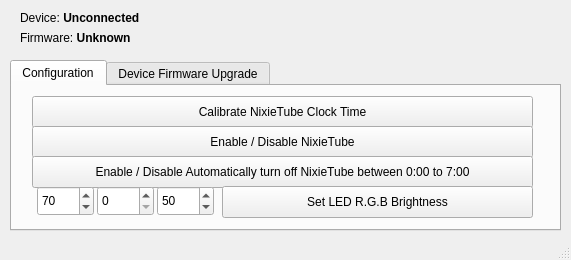
First picture: the form in IN-14/User_Application/App/nixietube.ui, repository MartianZ/Project-Clock, before the edit.
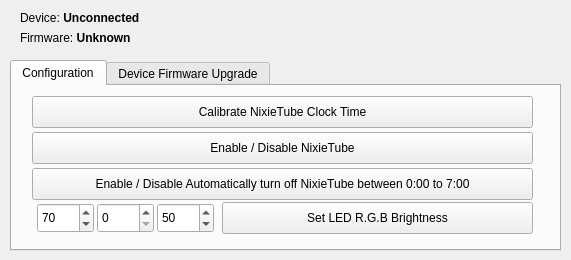
Second picture: the form after the edit. The open tabs and pages were chosen to show the change.

Commit message: adjust the form for Windows 8 HiDPI

The edit to the form file:
```diff
--- a/IN-14/User_Application/App/nixietube.ui
+++ b/IN-14/User_Application/App/nixietube.ui
@@ -13,6 +13,11 @@
     <height>260</height>
    </rect>
   </property>
+  <property name="font">
+   <font>
+    <family>Arial</family>
+   </font>
+  </property>
   <property name="windowTitle">
    <string>NixieTube</string>
   </property>
@@ -26,9 +31,14 @@
       <x>10</x>
       <y>60</y>
       <width>551</width>
-      <height>171</height>
+      <height>191</height>
      </rect>
     </property>
+    <property name="font">
+     <font>
+      <family>Arial</family>
+     </font>
+    </property>
     <property name="layoutDirection">
      <enum>Qt::LeftToRight</enum>
     </property>
@@ -48,6 +58,11 @@
         <height>32</height>
        </rect>
       </property>
+      <property name="font">
+       <font>
+        <family>Arial</family>
+       </font>
+      </property>
       <property name="text">
        <string>Calibrate NixieTube Clock Time</string>
       </property>
@@ -56,11 +71,16 @@
       <property name="geometry">
        <rect>
         <x>20</x>
-        <y>40</y>
+        <y>46</y>
         <width>501</width>
         <height>32</height>
        </rect>
       </property>
+      <property name="font">
+       <font>
+        <family>Arial</family>
+       </font>
+      </property>
       <property name="text">
        <string>Enable / Disable NixieTube</string>
       </property>
@@ -69,11 +89,16 @@
       <property name="geometry">
        <rect>
         <x>20</x>
-        <y>70</y>
+        <y>82</y>
         <width>501</width>
         <height>32</height>
        </rect>
       </property>
+      <property name="font">
+       <font>
+        <family>Arial</family>
+       </font>
+      </property>
       <property name="text">
        <string>Enable / Disable Automatically turn off NixieTube between 0:00 to 7:00</string>
       </property>
@@ -82,11 +107,16 @@
       <property name="geometry">
        <rect>
         <x>210</x>
-        <y>100</y>
+        <y>116</y>
         <width>311</width>
         <height>32</height>
        </rect>
       </property>
+      <property name="font">
+       <font>
+        <family>Arial</family>
+       </font>
+      </property>
       <property name="text">
        <string>Set LED R.G.B Brightness</string>
       </property>
@@ -95,11 +125,17 @@
       <property name="geometry">
        <rect>
         <x>25</x>
-        <y>100</y>
+        <y>117</y>
         <width>57</width>
         <height>30</height>
        </rect>
       </property>
+      <property name="font">
+       <font>
+        <family>Arial</family>
+        <kerning>true</kerning>
+       </font>
+      </property>
       <property name="focusPolicy">
        <enum>Qt::ClickFocus</enum>
       </property>
@@ -114,11 +150,17 @@
       <property name="geometry">
        <rect>
         <x>85</x>
-        <y>100</y>
+        <y>117</y>
         <width>57</width>
         <height>30</height>
        </rect>
       </property>
+      <property name="font">
+       <font>
+        <family>Arial</family>
+        <kerning>true</kerning>
+       </font>
+      </property>
       <property name="focusPolicy">
        <enum>Qt::ClickFocus</enum>
       </property>
@@ -127,11 +169,17 @@
       <property name="geometry">
        <rect>
         <x>145</x>
-        <y>100</y>
+        <y>117</y>
         <width>57</width>
         <height>30</height>
        </rect>
       </property>
+      <property name="font">
+       <font>
+        <family>Arial</family>
+        <kerning>true</kerning>
+       </font>
+      </property>
       <property name="focusPolicy">
        <enum>Qt::ClickFocus</enum>
       </property>
@@ -244,7 +292,6 @@
     </property>
    </widget>
   </widget>
-  <widget class="QStatusBar" name="statusbar"/>
  </widget>
  <resources/>
  <connections/>
```
Left out of the diff: 2 changed lines with no effect on the pictures.
